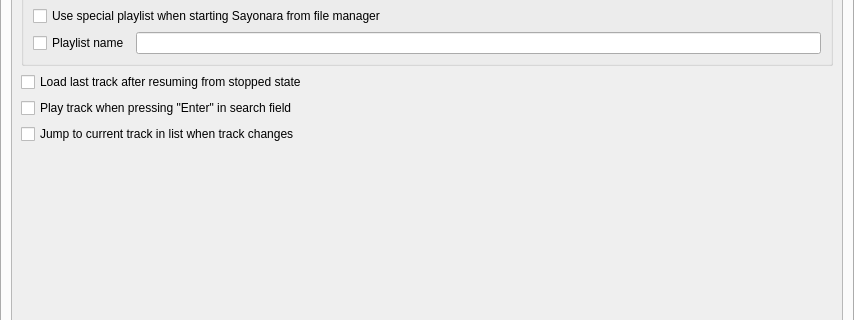
This is src/Gui/Preferences/Playlist/GUI_PlaylistPreferences.ui in Inferno214221/sayonara-player as Qt 5 draws it before an edit; both pictures show x 0 to 854 and y 242 to 562 of the 854 by 909 pixel window. The edited form follows.
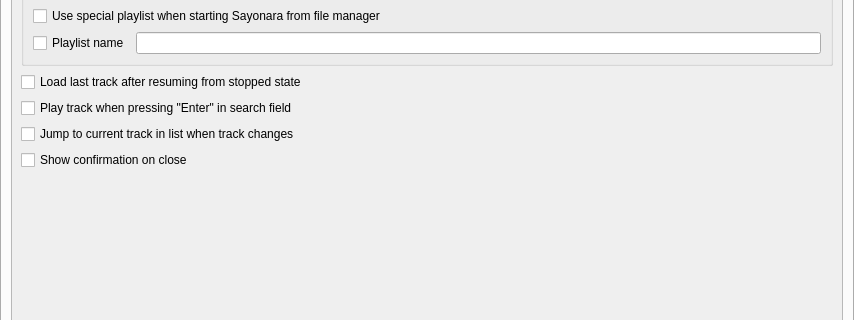
This is the edited form.

Commit message: Playlist: add setting for playlist confirm on close

What changed in the file:
```diff
--- a/src/Gui/Preferences/Playlist/GUI_PlaylistPreferences.ui
+++ b/src/Gui/Preferences/Playlist/GUI_PlaylistPreferences.ui
@@ -53,8 +53,8 @@
            <rect>
             <x>0</x>
             <y>0</y>
-            <width>826</width>
-            <height>837</height>
+            <width>828</width>
+            <height>836</height>
            </rect>
           </property>
           <layout class="QVBoxLayout" name="verticalLayout_5">
@@ -165,6 +165,13 @@
              </property>
             </widget>
            </item>
+           <item>
+            <widget class="QCheckBox" name="cbConfirmOnClose">
+             <property name="text">
+              <string>Show confirmation on close</string>
+             </property>
+            </widget>
+           </item>
            <item>
             <spacer name="verticalSpacer_3">
              <property name="orientation">
```
The commit also changes 4 other files.
